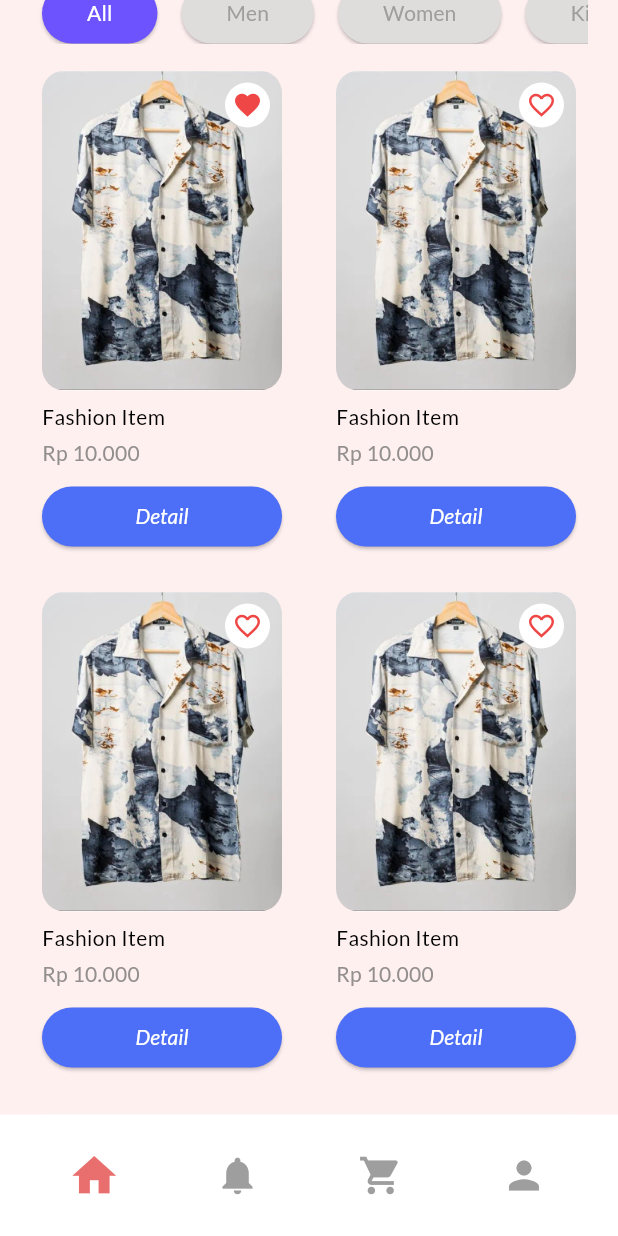
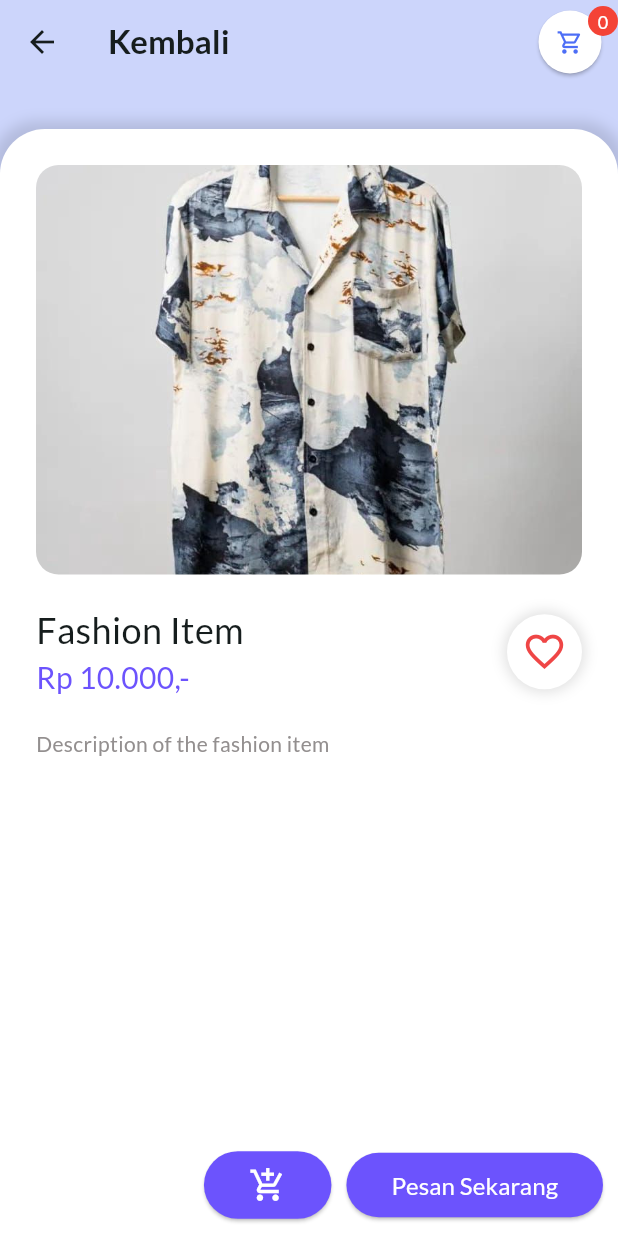
Before and after one commit to yovixtar/FasioNXT, a Flutter app: the screen it shows after launch, scrolled down 224 dp, after a tap on the "favorite outline" icon, after a tap on "Detail", on a phone screen of 412 x 824 dp. Run offline on Flutter 3.47's test engine with Material 3 defaults, Android fonts, the phone set to English and light mode, and no system bars; our stand-ins replace jwt_decoder, shared_preferences.

Commit message:
Slicing : Layouting Detail Product

```diff
--- a/lib/main.dart
+++ b/lib/main.dart
@@ -1,6 +1,4 @@
-import 'package:fasionxt/views/home/home.dart';
 import 'package:fasionxt/views/layout_menu.dart';
-import 'package:fasionxt/views/splash/splash.dart';
 import 'package:flutter/material.dart';
 import 'package:intl/date_symbol_data_local.dart';
 
--- a/lib/views/home/home.dart
+++ b/lib/views/home/home.dart
@@ -4,6 +4,8 @@ import 'package:fasionxt/views/product/product_item.dart';
 import 'package:flutter/material.dart';
 
 class HomePage extends StatefulWidget {
+  const HomePage({super.key});
+
   @override
   _HomePageState createState() => _HomePageState();
 }
@@ -27,13 +29,13 @@ class _HomePageState extends State<HomePage> {
                     Padding(
                       padding: const EdgeInsets.only(right: 16.0),
                       child: Image.asset(
-                        'assets/images/logo.png',
+                        'assets/images/icon-app.png',
                         width: 40,
                       ),
                     ),
                     Spacer(),
                     Padding(
-                      padding: const EdgeInsets.only(right: 16.0),
+                      padding: const EdgeInsets.only(right: 8.0),
                       child: ClipOval(
                         child: Image.asset(
                           'assets/images/icon-profile.jpeg',
@@ -117,12 +119,15 @@ class _HomePageState extends State<HomePage> {
                       alignment: WrapAlignment.start,
                       spacing: 20,
                       runSpacing: 10,
-                      children: List.generate(4, (index) {
-                        return Container(
-                          width: (MediaQuery.of(context).size.width / 2) - 30,
-                          child: ItemProduk(product: Product.example()),
-                        );
-                      }),
+                      children: List.generate(
+                        4,
+                        (index) {
+                          return Container(
+                            width: (MediaQuery.of(context).size.width / 2) - 30,
+                            child: ItemProduk(product: Product.example()),
+                          );
+                        },
+                      ),
                     ),
                   ],
                 ),
--- a/lib/views/layout_menu.dart
+++ b/lib/views/layout_menu.dart
@@ -1,6 +1,7 @@
 import 'package:fasionxt/views/colors.dart';
 import 'package:fasionxt/views/home/home.dart';
 import 'package:flutter/material.dart';
+import 'package:flutter/widgets.dart';
 
 class LayoutMenu extends StatefulWidget {
   final int toPage;
@@ -17,6 +18,7 @@ class _LayoutMenuState extends State<LayoutMenu> {
     HomePage(),
     Scaffold(),
     Scaffold(),
+    Scaffold(),
   ];
 
   @override
@@ -29,20 +31,26 @@ class _LayoutMenuState extends State<LayoutMenu> {
   Widget build(BuildContext context) {
     return Scaffold(
       backgroundColor: Colors.white,
-      bottomNavigationBar: Container(
+      bottomNavigationBar: _buildNavBar(),
+      body: screens[currentIndex],
+    );
+  }
+
+  Widget _buildNavBar() {
+    return Container(
       padding: EdgeInsets.symmetric(vertical: 15, horizontal: 15),
       decoration: BoxDecoration(
-            borderRadius: BorderRadius.only(
-              topRight: Radius.circular(35),
-              topLeft: Radius.circular(35),
-            ),
+        // borderRadius: BorderRadius.only(
+        //   topRight: Radius.circular(35),
+        //   topLeft: Radius.circular(35),
+        // ),
         color: Colors.white,
       ),
       child: ClipRRect(
-            borderRadius: BorderRadius.only(
-              topLeft: Radius.circular(30.0),
-              topRight: Radius.circular(30.0),
-            ),
+        // borderRadius: BorderRadius.only(
+        //   topLeft: Radius.circular(30.0),
+        //   topRight: Radius.circular(30.0),
+        // ),
         child: Row(
           mainAxisSize: MainAxisSize.max,
           mainAxisAlignment: MainAxisAlignment.spaceBetween,
@@ -53,8 +61,7 @@ class _LayoutMenuState extends State<LayoutMenu> {
             _buildNavItem(Icons.person, 4),
           ],
         ),
-          )),
-      body: screens[currentIndex],
+      ),
     );
   }
 
--- /dev/null
+++ b/lib/views/product/product_detail.dart
@@ -0,0 +1,331 @@
+import 'package:fasionxt/models/product.dart';
+import 'package:fasionxt/views/colors.dart';
+import 'package:fasionxt/views/layout_menu.dart';
+import 'package:flutter/material.dart';
+
+class ProductDetail extends StatefulWidget {
+  const ProductDetail({super.key, required this.product});
+
+  final Product product;
+
+  @override
+  _ProductDetailState createState() => _ProductDetailState();
+}
+
+class _ProductDetailState extends State<ProductDetail> {
+  bool isLoading = false;
+  bool isFavorite = false;
+  int cartCount = 0;
+
+  void handleCart() {
+    showOrderDialog(context, "Tambahkan Keranjang", handleAddToCart);
+  }
+
+  void handleBeliSekarang() {
+    showOrderDialog(context, "Beli Sekarang", handleBuyNow);
+  }
+
+  void handleAddToCart(int quantity, String size) {
+    setState(() {
+      cartCount += quantity;
+    });
+    Navigator.of(context).pop();
+    print('Jumlah: $quantity, Ukuran: $size');
+  }
+
+  void handleBuyNow(int quantity, String size) {
+    setState(() {
+      cartCount += quantity;
+    });
+    Navigator.of(context).pop();
+    print('Jumlah: $quantity, Ukuran: $size');
+    Navigator.of(context)
+        .push(MaterialPageRoute(builder: (_) => LayoutMenu(toPage: 1)));
+  }
+
+  void showOrderDialog(
+      BuildContext context, String actionText, Function(int, String) onSubmit) {
+    int quantity = 0;
+    String selectedSize = widget.product.sizes.first;
+
+    showDialog(
+      context: context,
+      builder: (BuildContext context) {
+        return StatefulBuilder(
+          builder: (context, setState) {
+            return AlertDialog(
+              title: Text('Order Now!'),
+              content: Column(
+                mainAxisSize: MainAxisSize.min,
+                mainAxisAlignment: MainAxisAlignment.start,
+                children: [
+                  Text("Pilih Jumlah Produk"),
+                  Row(
+                    mainAxisAlignment: MainAxisAlignment.center,
+                    children: [
+                      IconButton(
+                        icon: Icon(Icons.remove),
+                        onPressed: quantity > 0
+                            ? () => setState(() => quantity--)
+                            : null,
+                      ),
+                      Text('$quantity'),
+                      IconButton(
+                        icon: Icon(Icons.add),
+                        onPressed: () => setState(() => quantity++),
+                      ),
+                    ],
+                  ),
+                  Text("Pilih Ukuran Produk"),
+                  DropdownButton<String>(
+                    value: selectedSize,
+                    items: widget.product.sizes.map((String size) {
+                      return DropdownMenuItem<String>(
+                        value: size,
+                        child: Text(size),
+                      );
+                    }).toList(),
+                    onChanged: (String? newSize) {
+                      setState(() {
+                        selectedSize = newSize!;
+                      });
+                    },
+                  ),
+                ],
+              ),
+              actions: [
+                Center(
+                  child: ElevatedButton(
+                    onPressed: () => onSubmit(quantity, selectedSize),
+                    child: Text(
+                      actionText,
+                      style: TextStyle(color: Colors.white),
+                    ),
+                    style: ElevatedButton.styleFrom(
+                      backgroundColor: purplePrimary,
+                    ),
+                  ),
+                )
+              ],
+            );
+          },
+        );
+      },
+    );
+  }
+
+  @override
+  Widget build(BuildContext context) {
+    return Scaffold(
+      backgroundColor: bgBlue,
+      appBar: AppBar(
+        backgroundColor: bgBlue,
+        title: Text(
+          "Kembali",
+          style: TextStyle(
+            fontWeight: FontWeight.bold,
+          ),
+        ),
+        automaticallyImplyLeading: true,
+        leading: IconButton(
+          onPressed: () {
+            Navigator.of(context).pop();
+          },
+          icon: Icon(Icons.arrow_back),
+        ),
+        actions: [
+          Stack(
+            children: [
+              ElevatedButton(
+                onPressed: () {},
+                child: Icon(Icons.shopping_cart_outlined),
+                style: ElevatedButton.styleFrom(
+                  shape: CircleBorder(),
+                  padding: EdgeInsets.all(12),
+                  backgroundColor: Colors.white,
+                  foregroundColor: bluePrimary,
+                ),
+              ),
+              Positioned(
+                right: 0,
+                child: CircleAvatar(
+                  radius: 10,
+                  backgroundColor: Colors.red,
+                  child: Text(
+                    '$cartCount',
+                    style: TextStyle(color: Colors.white, fontSize: 12),
+                  ),
+                ),
+              ),
+            ],
+          ),
+        ],
+      ),
+      body: Stack(
+        children: [
+          Positioned.fill(
+            child: Column(
+              children: [
+                SizedBox(
+                  height: 30,
+                ),
+                Expanded(
+                  child: Container(
+                    decoration: BoxDecoration(
+                      color: Colors.white,
+                      borderRadius: BorderRadius.only(
+                        topLeft: Radius.circular(30.0),
+                        topRight: Radius.circular(30.0),
+                      ),
+                      boxShadow: [
+                        BoxShadow(
+                          color: Colors.black12,
+                          spreadRadius: 5,
+                          blurRadius: 7,
+                        ),
+                      ],
+                    ),
+                    child: SingleChildScrollView(
+                      child: Padding(
+                        padding: const EdgeInsets.all(24.0),
+                        child: Column(
+                          crossAxisAlignment: CrossAxisAlignment.start,
+                          children: [
+                            ClipRRect(
+                              borderRadius: BorderRadius.circular(15.0),
+                              child: AspectRatio(
+                                aspectRatio: 4 / 3,
+                                child: Image.asset(
+                                  widget.product.image,
+                                  width: double.infinity,
+                                  fit: BoxFit.cover,
+                                ),
+                              ),
+                            ),
+                            SizedBox(
+                              height: 20,
+                            ),
+                            Row(
+                              mainAxisAlignment: MainAxisAlignment.start,
+                              children: [
+                                Column(
+                                  crossAxisAlignment: CrossAxisAlignment.start,
+                                  children: [
+                                    Text(
+                                      widget.product.name,
+                                      style: TextStyle(
+                                        fontSize: 24,
+                                      ),
+                                    ),
+                                    Text(
+                                      'Rp ' +
+                                          widget.product.price.replaceAllMapped(
+                                              RegExp(
+                                                  r'(\d{1,3})(?=(\d{3})+(?!\d))'),
+                                              (Match m) => '${m[1]}.') +
+                                          ',-',
+                                      style: TextStyle(
+                                          fontSize: 20,
+                                          color: purplePrimary,
+                                          fontWeight: FontWeight.w500),
+                                    )
+                                  ],
+                                ),
+                                Spacer(),
+                                GestureDetector(
+                                  onTap: () {
+                                    setState(() {
+                                      isFavorite = !isFavorite;
+                                    });
+                                  },
+                                  child: Container(
+                                    padding: EdgeInsets.all(10),
+                                    decoration: BoxDecoration(
+                                      shape: BoxShape.circle,
+                                      color: Colors.white,
+                                      boxShadow: [
+                                        BoxShadow(
+                                            color: Colors.black12,
+                                            blurRadius: 7,
+                                            spreadRadius: 2)
+                                      ],
+                                    ),
+                                    child: Icon(
+                                      isFavorite
+                                          ? Icons.favorite
+                                          : Icons.favorite_border,
+                                      color: heartRed,
+                                      size: 30,
+                                    ),
+                                  ),
+                                ),
+                              ],
+                            ),
+                            SizedBox(
+                              height: 20,
+                            ),
+                            Text(
+                              widget.product.description,
+                              style:
+                                  TextStyle(color: greyPrimary, fontSize: 14),
+                            ),
+                          ],
+                        ),
+                      ),
+                    ),
+                  ),
+                ),
+              ],
+            ),
+          ),
+          Positioned(
+            bottom: 0,
+            left: 0,
+            right: 0,
+            child: Container(
+              color: Colors.white,
+              padding: const EdgeInsets.symmetric(vertical: 10.0),
+              child: Row(
+                mainAxisAlignment: MainAxisAlignment.end,
+                children: [
+                  ElevatedButton(
+                    onPressed: handleCart,
+                    child: Icon(
+                      Icons.add_shopping_cart,
+                      color: Colors.white,
+                      size: 25,
+                    ),
+                    style: ElevatedButton.styleFrom(
+                        backgroundColor: purplePrimary,
+                        padding:
+                            EdgeInsets.symmetric(horizontal: 30, vertical: 10)),
+                  ),
+                  SizedBox(
+                    width: 10,
+                  ),
+                  ElevatedButton(
+                    onPressed: handleBeliSekarang,
+                    child: Text(
+                      "Pesan Sekarang",
+                      style: TextStyle(
+                        fontSize: 16,
+                        color: Colors.white,
+                      ),
+                    ),
+                    style: ElevatedButton.styleFrom(
+                        backgroundColor: purplePrimary,
+                        padding:
+                            EdgeInsets.symmetric(horizontal: 30, vertical: 10)),
+                  ),
+                  SizedBox(
+                    width: 10,
+                  ),
+                ],
+              ),
+            ),
+          ),
+        ],
+      ),
+    );
+  }
+}
--- a/lib/views/product/product_item.dart
+++ b/lib/views/product/product_item.dart
@@ -1,5 +1,7 @@
 import 'package:fasionxt/models/product.dart';
 import 'package:fasionxt/views/colors.dart';
+import 'package:fasionxt/views/home/home.dart';
+import 'package:fasionxt/views/product/product_detail.dart';
 import 'package:flutter/material.dart';
 
 class ItemProduk extends StatefulWidget {
@@ -82,7 +84,15 @@ class _ItemProdukState extends State<ItemProduk> {
                   children: [
                     Expanded(
                       child: ElevatedButton(
-                        onPressed: () {},
+                        onPressed: () {
+                          Navigator.of(context).push(
+                            MaterialPageRoute(
+                              builder: (context) => ProductDetail(
+                                product: widget.product,
+                              ),
+                            ),
+                          );
+                        },
                         style: ElevatedButton.styleFrom(
                           backgroundColor: bluePrimary,
                           shape: RoundedRectangleBorder(
```
Also changed, not shown: assets/images/icon-app.png (added), lib/views/cart/cart_list.dart (added). Lines whose indentation alone changed are shown as unchanged.
